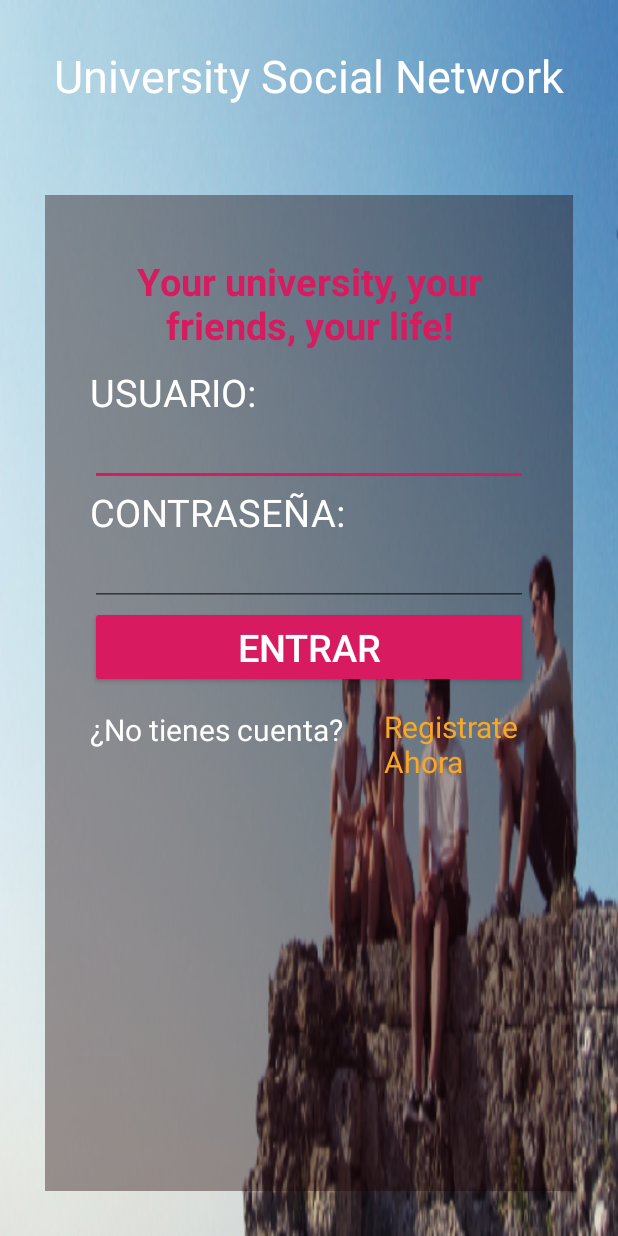
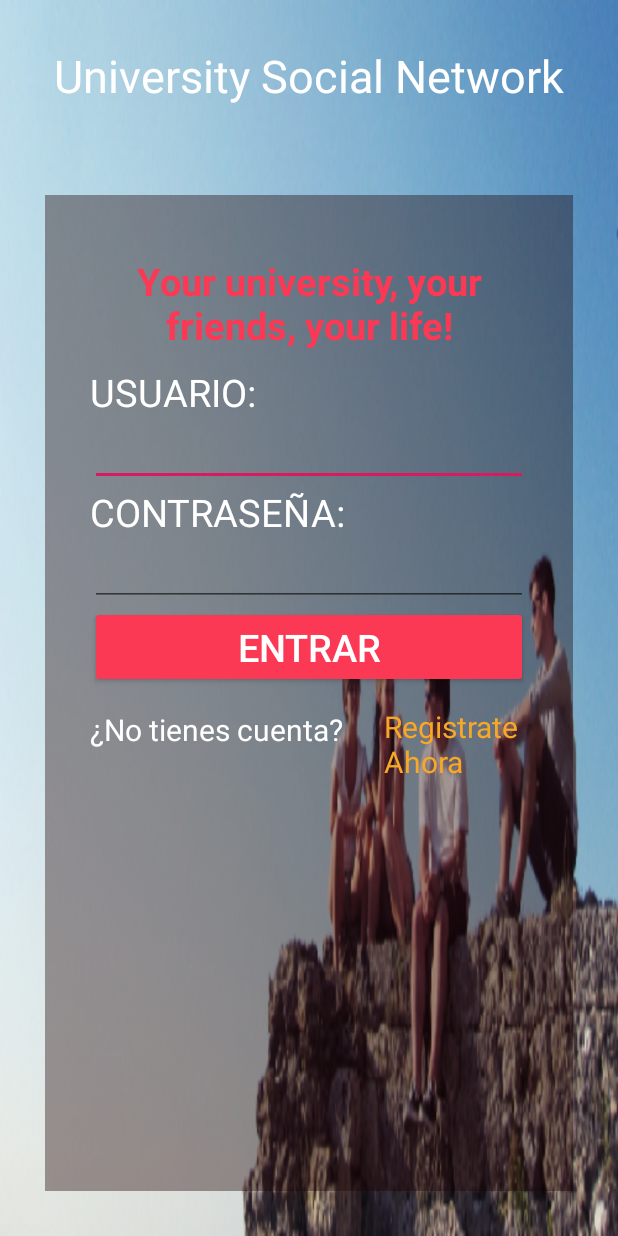
Before and after one commit to victormrch/UniversitySocialNetworkApp, an Android app: the layout login_main.xml on its own in the app's theme, with its tools: preview values and no code run, on a phone screen of 412 x 824 dp. Run offline under Robolectric (Android 15) with nearby library versions, the phone set to English and light mode, and no system bars; network calls fail.

Commit message:
Jorge=(Login realizado, falta limpiar codigo)

```diff
--- a/app/src/main/AndroidManifest.xml
+++ b/app/src/main/AndroidManifest.xml
@@ -14,9 +14,9 @@
         android:theme="@style/AppTheme">
         <activity android:name=".Groups"></activity>
         <activity android:name=".Friends"></activity>
-        <activity android:name=".MainActivity"
+        <activity android:name=".LoginActivity"
             android:label="@string/app_name"
-            android:theme="@style/AppTheme.NoActionBar">>
+            android:theme="@style/AppTheme.NoActionBar">
             <intent-filter>
                 <action android:name="android.intent.action.MAIN" />
 
@@ -25,7 +25,7 @@
         </activity>
         <activity android:name=".RegistroActivity"></activity>
         <activity
-            android:name=".LoginActivity"
+            android:name=".MainActivity"
             android:label="@string/app_name"
             android:theme="@style/AppTheme.NoActionBar">
 
--- a/app/src/main/res/drawable/side_nav_bar.xml
+++ b/app/src/main/res/drawable/side_nav_bar.xml
@@ -2,8 +2,8 @@
     android:shape="rectangle">
     <gradient
         android:angle="135"
-        android:centerColor="#009688"
-        android:endColor="#00695C"
-        android:startColor="#4DB6AC"
+        android:centerColor="#FD0000"
+        android:endColor="#FD0000"
+        android:startColor="#FD0000"
         android:type="linear" />
 </shape>
--- a/app/src/main/res/layout/login_main.xml
+++ b/app/src/main/res/layout/login_main.xml
@@ -28,7 +28,7 @@
             android:id="@+id/tvDescripcion"
             android:layout_width="wrap_content"
             android:layout_height="wrap_content"
-            android:textColor="@color/colorAccent"
+            android:textColor="@color/colorPrimary"
             android:textSize="@dimen/login"
             android:textAlignment="center"
             android:text="@string/tvDescription"
@@ -72,11 +72,11 @@
             android:inputType="textPassword" />
 
         <Button
-            android:id="@+id/btnLogin"
+            android:id="@+id/btnSession"
             android:layout_width="match_parent"
             android:layout_height="wrap_content"
             android:layout_below="@id/etContraseña"
-            android:backgroundTint="@color/colorAccent"
+            android:backgroundTint="@color/colorPrimary"
             android:text="@string/btnSession"
             android:textColor="@color/letra"
             android:textSize="@dimen/login" />
@@ -93,7 +93,7 @@
             android:id="@+id/tvPregunta"
             android:layout_width="wrap_content"
             android:layout_height="wrap_content"
-            android:layout_below="@id/btnLogin"
+            android:layout_below="@id/btnSession"
             android:layout_marginTop="14dp"
             android:text="@string/no_tienes_cuenta_todav_a"
             android:textColor="@color/letra"
@@ -104,7 +104,7 @@
             android:id="@+id/btnRegistro"
             android:layout_width="wrap_content"
             android:layout_height="wrap_content"
-            android:layout_below="@id/btnLogin"
+            android:layout_below="@id/btnSession"
             android:layout_marginLeft="27dp"
             android:layout_marginTop="12dp"
             android:layout_toRightOf="@id/tvPregunta"
--- a/app/src/main/res/values/strings.xml
+++ b/app/src/main/res/values/strings.xml
@@ -41,6 +41,7 @@
     <string name="tvImagen">Selecciona una foto de perfil:</string>
 
     <!-- Direcciones de api rest -->
-    <string name="ws_login">http://192.168.1.110:22175/RedSocial-war/api/redsocial/login</string>
+    <string name="ws_login">http://192.168.183.86:22175/RedSocial-war/api/redsocial/login</string>
+    <string name="error_conexion">Error al conectar</string>
 
 </resources>
```
Also changed, not shown: app/src/main/java/com/victormramon/universitysocialnetwork/LoginActivity.java (+59 -1 lines), app/src/main/java/com/victormramon/universitysocialnetwork/MainActivity.java (+13 -4 lines), app/src/main/java/com/victormramon/universitysocialnetwork/peticionvolley/PeticionVolley.java (+15 -5 lines).
